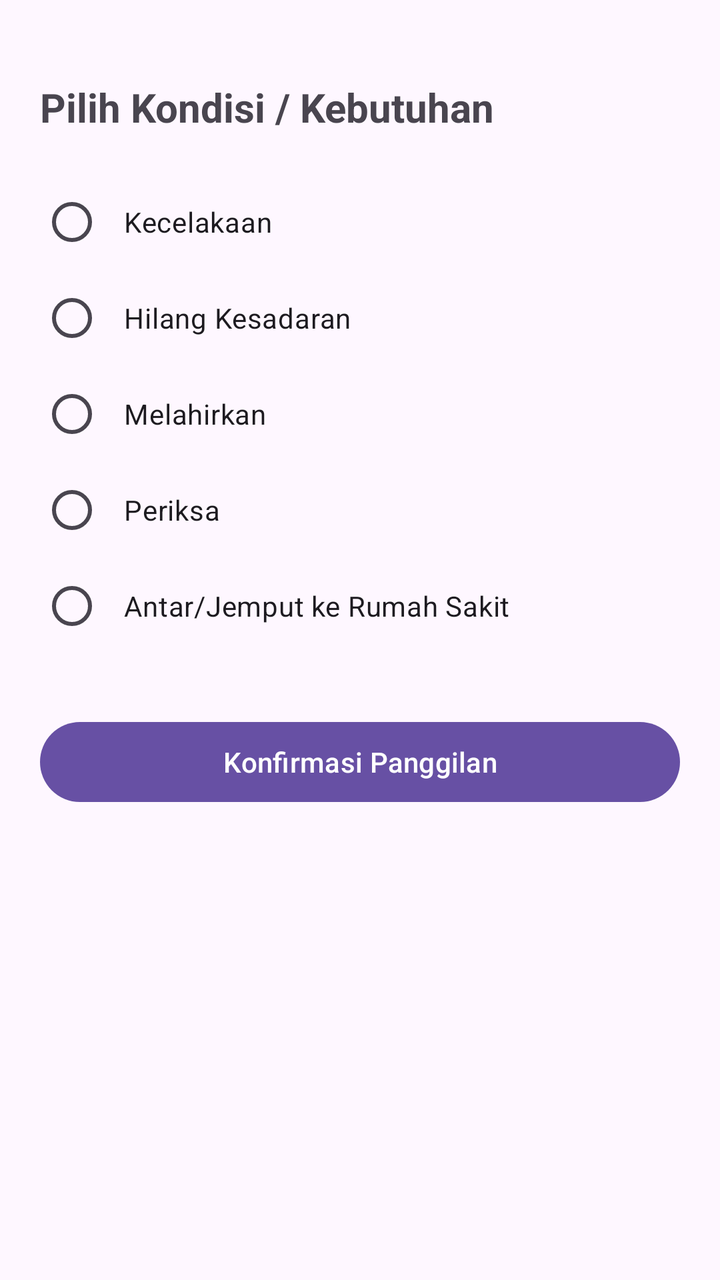
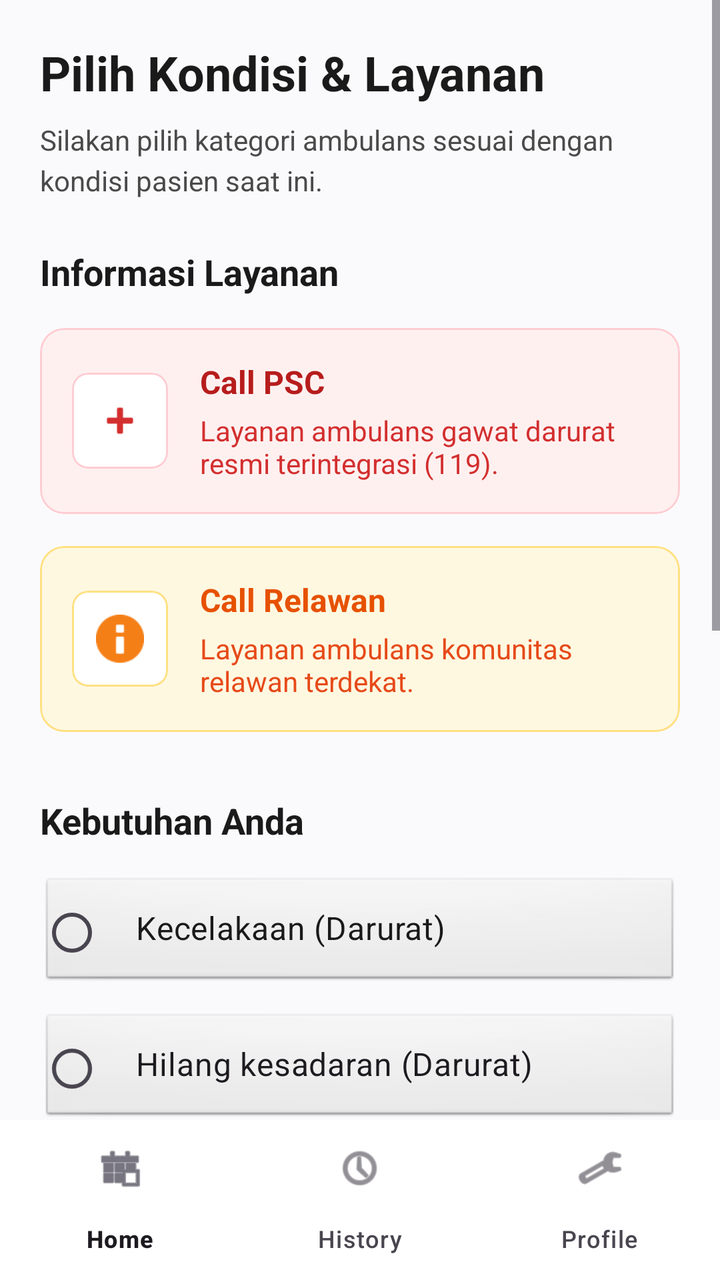

Before-and-after screenshots of an Android layout around one commit, followed by the original layout XML and the change that was made.
<!-- AndroidManifest.xml: application theme Theme.PatientApp -->
<!-- res/layout/activity_ambulance_selection.xml -->
<?xml version="1.0" encoding="utf-8"?>
<androidx.constraintlayout.widget.ConstraintLayout xmlns:android="http://schemas.android.com/apk/res/android"
    xmlns:app="http://schemas.android.com/apk/res-auto"
    xmlns:tools="http://schemas.android.com/tools"
    android:layout_width="match_parent"
    android:layout_height="match_parent"
    android:padding="20dp"
    tools:context=".AmbulanceSelectionActivity">

    <TextView
        android:id="@+id/tvTitle"
        android:layout_width="match_parent"
        android:layout_height="wrap_content"
        android:text="Pilih Kondisi / Kebutuhan"
        android:textSize="20sp"
        android:textStyle="bold"
        android:layout_marginTop="20dp"
        app:layout_constraintTop_toTopOf="parent" />

    <RadioGroup
        android:id="@+id/rgConditions"
        android:layout_width="match_parent"
        android:layout_height="wrap_content"
        android:layout_marginTop="20dp"
        app:layout_constraintTop_toBottomOf="@id/tvTitle">

        <RadioButton
            android:id="@+id/rbAccident"
            android:layout_width="match_parent"
            android:layout_height="wrap_content"
            android:padding="10dp"
            android:text="Kecelakaan"
            android:tag="EMERGENCY" />

        <RadioButton
            android:id="@+id/rbUnconscious"
            android:layout_width="match_parent"
            android:layout_height="wrap_content"
            android:padding="10dp"
            android:text="Hilang Kesadaran"
            android:tag="EMERGENCY" />

        <RadioButton
            android:id="@+id/rbLabor"
            android:layout_width="match_parent"
            android:layout_height="wrap_content"
            android:padding="10dp"
            android:text="Melahirkan"
            android:tag="EMERGENCY" />

        <RadioButton
            android:id="@+id/rbCheckup"
            android:layout_width="match_parent"
            android:layout_height="wrap_content"
            android:padding="10dp"
            android:text="Periksa"
            android:tag="TRANSPORT" />

        <RadioButton
            android:id="@+id/rbHospitalPickup"
            android:layout_width="match_parent"
            android:layout_height="wrap_content"
            android:padding="10dp"
            android:text="Antar/Jemput ke Rumah Sakit"
            android:tag="TRANSPORT" />

    </RadioGroup>

    <Button
        android:id="@+id/btnConfirm"
        android:layout_width="match_parent"
        android:layout_height="wrap_content"
        android:text="Konfirmasi Panggilan"
        android:layout_marginTop="30dp"
        app:layout_constraintTop_toBottomOf="@id/rgConditions" />

</androidx.constraintlayout.widget.ConstraintLayout>
<!-- resources referenced by this layout -->
<resources>
  <style name="Theme.PatientApp" parent="Base.Theme.PatientApp" />
  <style name="Base.Theme.PatientApp" parent="Theme.Material3.DayNight.NoActionBar">
          
          
      </style>
</resources>

<!-- the commit's change to res/layout/activity_ambulance_selection.xml (unified diff, before → after) -->
@@ -2,76 +2,277 @@
 <androidx.constraintlayout.widget.ConstraintLayout xmlns:android="http://schemas.android.com/apk/res/android"
     xmlns:app="http://schemas.android.com/apk/res-auto"
     xmlns:tools="http://schemas.android.com/tools"
+    android:id="@+id/main"
     android:layout_width="match_parent"
     android:layout_height="match_parent"
-    android:padding="20dp"
+    android:background="#FAFAFC"
     tools:context=".AmbulanceSelectionActivity">
 
-    <TextView
-        android:id="@+id/tvTitle"
+    <ScrollView
+        android:layout_width="match_parent"
+        android:layout_height="0dp"
+        android:fillViewport="true"
+        app:layout_constraintBottom_toTopOf="@+id/bottom_navigation"
+        app:layout_constraintTop_toTopOf="parent">
+
+        <LinearLayout
+            android:layout_width="match_parent"
+            android:layout_height="wrap_content"
+            android:orientation="vertical"
+            android:padding="20dp">
+
+            <TextView
+                android:layout_width="match_parent"
+                android:layout_height="wrap_content"
+                android:text="Pilih Kondisi &amp; Layanan"
+                android:textColor="#1A1A1A"
+                android:textSize="24sp"
+                android:textStyle="bold" />
+
+            <TextView
+                android:layout_width="match_parent"
+                android:layout_height="wrap_content"
+                android:layout_marginTop="8dp"
+                android:text="Silakan pilih kategori ambulans sesuai dengan kondisi pasien saat ini."
+                android:textColor="#4A4A4A"
+                android:textSize="14sp"
+                android:lineSpacingExtra="4dp"
+                android:layout_marginBottom="24dp" />
+
+            <TextView
+                android:layout_width="match_parent"
+                android:layout_height="wrap_content"
+                android:text="Informasi Layanan"
+                android:textColor="#1A1A1A"
+                android:textSize="18sp"
+                android:textStyle="bold"
+                android:layout_marginBottom="16dp" />
+
+            <com.google.android.material.card.MaterialCardView
+                android:layout_width="match_parent"
+                android:layout_height="wrap_content"
+                android:layout_marginBottom="16dp"
+                app:cardBackgroundColor="#FFF0F0"
+                app:cardCornerRadius="12dp"
+                app:cardElevation="0dp"
+                app:strokeColor="#FFCDD2"
+                app:strokeWidth="1dp">
+
+                <LinearLayout
+                    android:layout_width="match_parent"
+                    android:layout_height="wrap_content"
+                    android:orientation="horizontal"
+                    android:padding="16dp"
+                    android:gravity="center_vertical">
+
+                    <com.google.android.material.card.MaterialCardView
+                        android:layout_width="48dp"
+                        android:layout_height="48dp"
+                        app:cardBackgroundColor="#FFFFFF"
+                        app:cardCornerRadius="8dp"
+                        app:strokeColor="#FFCDD2"
+                        app:strokeWidth="1dp"
+                        app:cardElevation="0dp">
+                        <ImageView
+                            android:layout_width="24dp"
+                            android:layout_height="24dp"
+                            android:layout_gravity="center"
+                            android:src="@android:drawable/ic_input_add"
+                            app:tint="#D32F2F" />
+                    </com.google.android.material.card.MaterialCardView>
+
+                    <LinearLayout
+                        android:layout_width="0dp"
+                        android:layout_height="wrap_content"
+                        android:layout_weight="1"
+                        android:orientation="vertical"
+                        android:layout_marginStart="16dp">
+
+                        <TextView
+                            android:layout_width="match_parent"
+                            android:layout_height="wrap_content"
+                            android:text="Call PSC"
+                            android:textColor="#B71C1C"
+                            android:textStyle="bold"
+                            android:textSize="16sp" />
+
+                        <TextView
+                            android:layout_width="match_parent"
+                            android:layout_height="wrap_content"
+                            android:layout_marginTop="4dp"
+                            android:text="Layanan ambulans gawat darurat resmi terintegrasi (119)."
+                            android:textColor="#D32F2F"
+                            android:textSize="14sp" />
+                    </LinearLayout>
+                </LinearLayout>
+            </com.google.android.material.card.MaterialCardView>
+
+            <com.google.android.material.card.MaterialCardView
+                android:layout_width="match_parent"
+                android:layout_height="wrap_content"
+                android:layout_marginBottom="32dp"
+                app:cardBackgroundColor="#FFF8E1"
+                app:cardCornerRadius="12dp"
+                app:cardElevation="0dp"
+                app:strokeColor="#FFE082"
+                app:strokeWidth="1dp">
+
+                <LinearLayout
+                    android:layout_width="match_parent"
+                    android:layout_height="wrap_content"
+                    android:orientation="horizontal"
+                    android:padding="16dp"
+                    android:gravity="center_vertical">
+
+                    <com.google.android.material.card.MaterialCardView
+                        android:layout_width="48dp"
+                        android:layout_height="48dp"
+                        app:cardBackgroundColor="#FFFFFF"
+                        app:cardCornerRadius="8dp"
+                        app:strokeColor="#FFE082"
+                        app:strokeWidth="1dp"
+                        app:cardElevation="0dp">
+                        <ImageView
+                            android:layout_width="24dp"
+                            android:layout_height="24dp"
+                            android:layout_gravity="center"
+                            android:src="@android:drawable/ic_dialog_info"
+                            app:tint="#F57F17" />
+                    </com.google.android.material.card.MaterialCardView>
+
+                    <LinearLayout
+                        android:layout_width="0dp"
+                        android:layout_height="wrap_content"
+                        android:layout_weight="1"
+                        android:orientation="vertical"
+                        android:layout_marginStart="16dp">
+
+                        <TextView
+                            android:layout_width="match_parent"
+                            android:layout_height="wrap_content"
+                            android:text="Call Relawan"
+                            android:textColor="#E65100"
+                            android:textStyle="bold"
+                            android:textSize="16sp" />
+
+                        <TextView
+                            android:layout_width="match_parent"
+                            android:layout_height="wrap_content"
+                            android:layout_marginTop="4dp"
+                            android:text="Layanan ambulans komunitas relawan terdekat."
+                            android:textColor="#E64A19"
+                            android:textSize="14sp" />
+                    </LinearLayout>
+                </LinearLayout>
+            </com.google.android.material.card.MaterialCardView>
+
+            <TextView
+                android:layout_width="match_parent"
+                android:layout_height="wrap_content"
+                android:text="Kebutuhan Anda"
+                android:textColor="#1A1A1A"
+                android:textSize="18sp"
+                android:textStyle="bold"
+                android:layout_marginBottom="16dp" />
+
+            <RadioGroup
+                android:id="@+id/rgConditions"
+                android:layout_width="match_parent"
+                android:layout_height="wrap_content"
+                android:layout_marginBottom="32dp">
+
+                <RadioButton
+                    android:id="@+id/rbAccident"
+                    android:layout_width="match_parent"
+                    android:layout_height="56dp"
+                    android:layout_marginBottom="12dp"
+                    android:paddingHorizontal="16dp"
+                    android:background="@android:drawable/btn_default"
+                    android:text="Kecelakaan (Darurat)"
+                    android:textSize="16sp"
+                    android:textColor="#1A1A1A" />
+                <RadioButton
+                    android:id="@+id/rbUnconscious"
+                    android:layout_width="match_parent"
+                    android:layout_height="56dp"
+                    android:layout_marginBottom="12dp"
+                    android:paddingHorizontal="16dp"
+                    android:background="@android:drawable/btn_default"
+                    android:text="Hilang kesadaran (Darurat)"
+                    android:textSize="16sp" />
+
+                <RadioButton
+                    android:id="@+id/rbLabor"
+                    android:layout_width="match_parent"
+                    android:layout_height="56dp"
+                    android:layout_marginBottom="12dp"
+                    android:paddingHorizontal="16dp"
+                    android:background="@android:drawable/btn_default"
+                    android:text="Melahirkan (Darurat)"
+                    android:textSize="16sp" />
+
+                <RadioButton
+                    android:id="@+id/rbCheckup"
+                    android:layout_width="match_parent"
+                    android:layout_height="56dp"
+                    android:layout_marginBottom="12dp"
+                    android:paddingHorizontal="16dp"
+                    android:background="@android:drawable/btn_default"
+                    android:text="Periksa (Non-Darurat)"
+                    android:textSize="16sp" />
+
+                <RadioButton
+                    android:id="@+id/rbHospitalPickup"
+                    android:layout_width="match_parent"
+                    android:layout_height="56dp"
+                    android:paddingHorizontal="16dp"
+                    android:background="@android:drawable/btn_default"
+                    android:text="Antar/Jemput ke Rumah Sakit (Non-Darurat)"
+                    android:textSize="16sp" />
+            </RadioGroup>
+
+            <com.google.android.material.button.MaterialButton
+                android:id="@+id/btnPanggilPsc"
+                android:layout_width="match_parent"
+                android:layout_height="64dp"
+                android:layout_marginBottom="16dp"
+                android:text="PANGGIL PSC"
+                android:textSize="18sp"
+                android:textStyle="bold"
+                app:backgroundTint="#D32F2F"
+                app:cornerRadius="32dp"
+                app:icon="@android:drawable/ic_menu_call"
+                app:iconGravity="textStart"
+                app:iconPadding="12dp" />
+
+            <com.google.android.material.button.MaterialButton
+                android:id="@+id/btnPanggilRelawan"
+                android:layout_width="match_parent"
+                android:layout_height="64dp"
+                android:text="PANGGIL RELAWAN"
+                android:textSize="18sp"
+                android:textStyle="bold"
+                app:backgroundTint="#F57C00"
+                app:cornerRadius="32dp"
+                app:icon="@android:drawable/ic_menu_myplaces"
+                app:iconGravity="textStart"
+                app:iconPadding="12dp" />
+
+            <Space
+                android:layout_width="match_parent"
+                android:layout_height="32dp" />
+
+        </LinearLayout>
+    </ScrollView>
+
+    <com.google.android.material.bottomnavigation.BottomNavigationView
+        android:id="@+id/bottom_navigation"
         android:layout_width="match_parent"
         android:layout_height="wrap_content"
-        android:text="Pilih Kondisi / Kebutuhan"
-        android:textSize="20sp"
-        android:textStyle="bold"
-        android:layout_marginTop="20dp"
-        app:layout_constraintTop_toTopOf="parent" />
-
-    <RadioGroup
-        android:id="@+id/rgConditions"
-        android:layout_width="match_parent"
-        android:layout_height="wrap_content"
-        android:layout_marginTop="20dp"
-        app:layout_constraintTop_toBottomOf="@id/tvTitle">
-
-        <RadioButton
-            android:id="@+id/rbAccident"
-            android:layout_width="match_parent"
-            android:layout_height="wrap_content"
-            android:padding="10dp"
-            android:text="Kecelakaan"
-            android:tag="EMERGENCY" />
-
-        <RadioButton
-            android:id="@+id/rbUnconscious"
-            android:layout_width="match_parent"
-            android:layout_height="wrap_content"
-            android:padding="10dp"
-            android:text="Hilang Kesadaran"
-            android:tag="EMERGENCY" />
-
-        <RadioButton
-            android:id="@+id/rbLabor"
-            android:layout_width="match_parent"
-            android:layout_height="wrap_content"
-            android:padding="10dp"
-            android:text="Melahirkan"
-            android:tag="EMERGENCY" />
-
-        <RadioButton
-            android:id="@+id/rbCheckup"
-            android:layout_width="match_parent"
-            android:layout_height="wrap_content"
-            android:padding="10dp"
-            android:text="Periksa"
-            android:tag="TRANSPORT" />
-
-        <RadioButton
-            android:id="@+id/rbHospitalPickup"
-            android:layout_width="match_parent"
-            android:layout_height="wrap_content"
-            android:padding="10dp"
-            android:text="Antar/Jemput ke Rumah Sakit"
-            android:tag="TRANSPORT" />
-
-    </RadioGroup>
-
-    <Button
-        android:id="@+id/btnConfirm"
-        android:layout_width="match_parent"
-        android:layout_height="wrap_content"
-        android:text="Konfirmasi Panggilan"
-        android:layout_marginTop="30dp"
-        app:layout_constraintTop_toBottomOf="@id/rgConditions" />
+        android:background="@android:color/white"
+        app:layout_constraintBottom_toBottomOf="parent"
+        app:layout_constraintEnd_toEndOf="parent"
+        app:layout_constraintStart_toStartOf="parent"
+        app:menu="@menu/bottom_nav_menu" />
 
 </androidx.constraintlayout.widget.ConstraintLayout>
